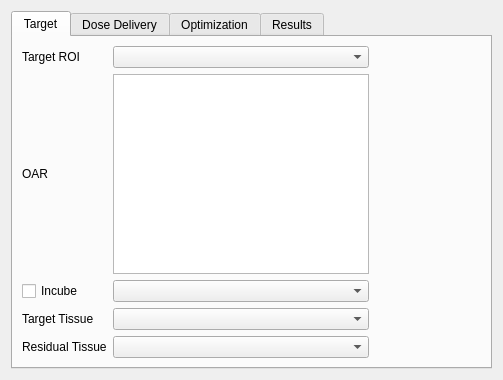
This is pytripgui/view/plan.ui in pytrip/pytripgui as Qt 5 draws it before an edit. The edited form follows.
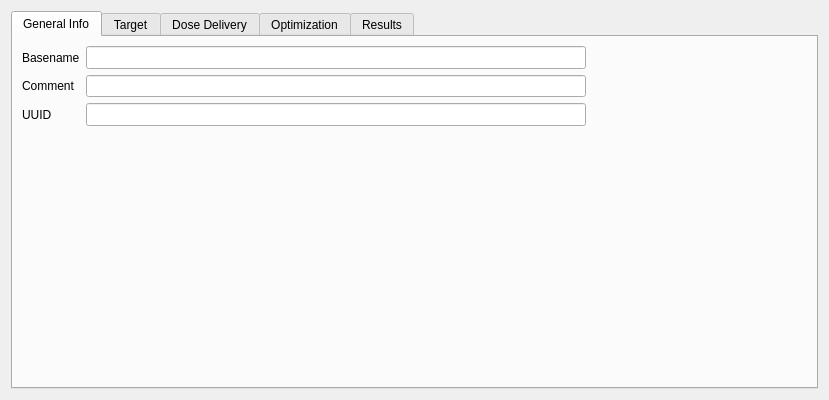
This is the edited form.

Commit message: Show current model data when creating a new plan.

The edit to the form file:
```diff
--- a/pytripgui/view/plan.ui
+++ b/pytripgui/view/plan.ui
@@ -6,8 +6,8 @@
    <rect>
     <x>0</x>
     <y>0</y>
-    <width>503</width>
-    <height>380</height>
+    <width>600</width>
+    <height>400</height>
    </rect>
   </property>
   <property name="windowTitle">
@@ -16,9 +16,115 @@
   <layout class="QVBoxLayout" name="verticalLayout">
    <item>
     <widget class="QTabWidget" name="tabWidget">
+     <property name="sizePolicy">
+      <sizepolicy hsizetype="Expanding" vsizetype="Expanding">
+       <horstretch>0</horstretch>
+       <verstretch>0</verstretch>
+      </sizepolicy>
+     </property>
      <property name="currentIndex">
       <number>0</number>
      </property>
+     <widget class="QWidget" name="tab_5">
+      <attribute name="title">
+       <string>General Info</string>
+      </attribute>
+      <layout class="QGridLayout" name="gridLayout_5">
+       <item row="0" column="0">
+        <widget class="QLabel" name="label_19">
+         <property name="text">
+          <string>Basename</string>
+         </property>
+        </widget>
+       </item>
+       <item row="0" column="1">
+        <widget class="QLineEdit" name="lineEdit">
+         <property name="font">
+          <font>
+           <family>Courier</family>
+          </font>
+         </property>
+        </widget>
+       </item>
+       <item row="0" column="2">
+        <spacer name="horizontalSpacer_7">
+         <property name="orientation">
+          <enum>Qt::Horizontal</enum>
+         </property>
+         <property name="sizeType">
+          <enum>QSizePolicy::MinimumExpanding</enum>
+         </property>
+         <property name="sizeHint" stdset="0">
+          <size>
+           <width>221</width>
+           <height>20</height>
+          </size>
+         </property>
+        </spacer>
+       </item>
+       <item row="1" column="0">
+        <widget class="QLabel" name="label_20">
+         <property name="text">
+          <string>Comment</string>
+         </property>
+        </widget>
+       </item>
+       <item row="1" column="1">
+        <widget class="QLineEdit" name="lineEdit_2">
+         <property name="minimumSize">
+          <size>
+           <width>500</width>
+           <height>0</height>
+          </size>
+         </property>
+        </widget>
+       </item>
+       <item row="2" column="0">
+        <widget class="QLabel" name="label_21">
+         <property name="text">
+          <string>UUID</string>
+         </property>
+        </widget>
+       </item>
+       <item row="2" column="1">
+        <widget class="QLineEdit" name="lineEdit_3">
+         <property name="sizePolicy">
+          <sizepolicy hsizetype="Minimum" vsizetype="Fixed">
+           <horstretch>0</horstretch>
+           <verstretch>0</verstretch>
+          </sizepolicy>
+         </property>
+         <property name="minimumSize">
+          <size>
+           <width>500</width>
+           <height>0</height>
+          </size>
+         </property>
+         <property name="font">
+          <font>
+           <family>Courier</family>
+          </font>
+         </property>
+         <property name="readOnly">
+          <bool>true</bool>
+         </property>
+        </widget>
+       </item>
+       <item row="3" column="0">
+        <spacer name="verticalSpacer_4">
+         <property name="orientation">
+          <enum>Qt::Vertical</enum>
+         </property>
+         <property name="sizeHint" stdset="0">
+          <size>
+           <width>20</width>
+           <height>209</height>
+          </size>
+         </property>
+        </spacer>
+       </item>
+      </layout>
+     </widget>
      <widget class="QWidget" name="tab">
       <attribute name="title">
        <string>Target</string>
```
Left out of the diff: 101 changed lines with no effect on the pictures. The commit also changes 4 other files.
